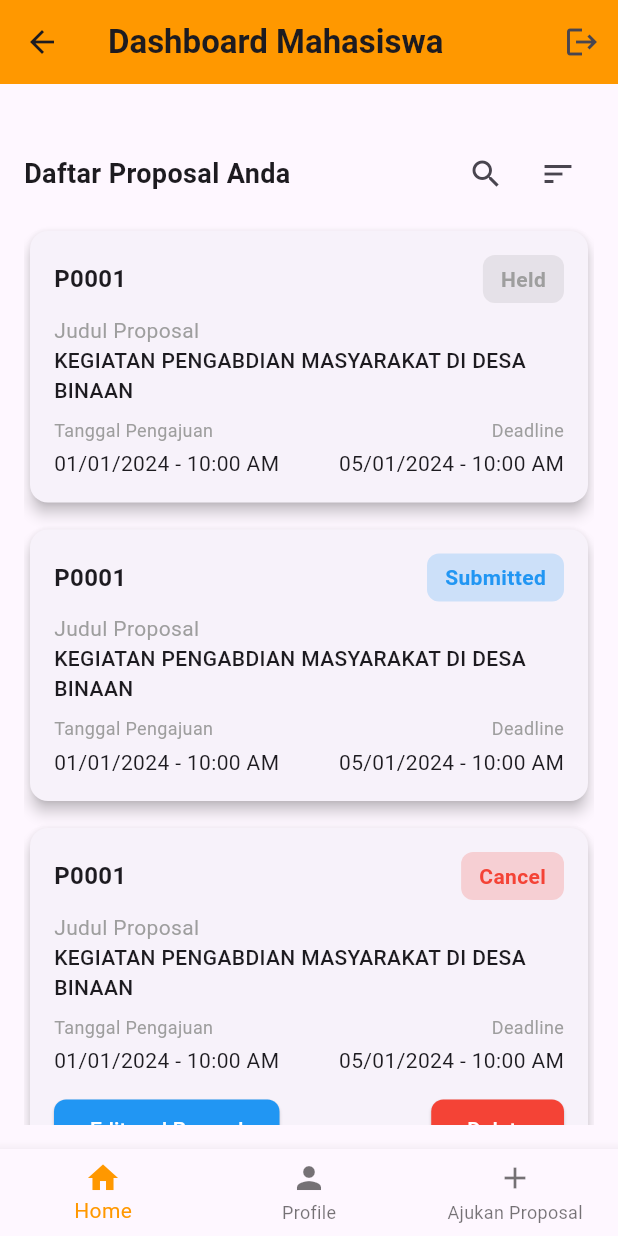
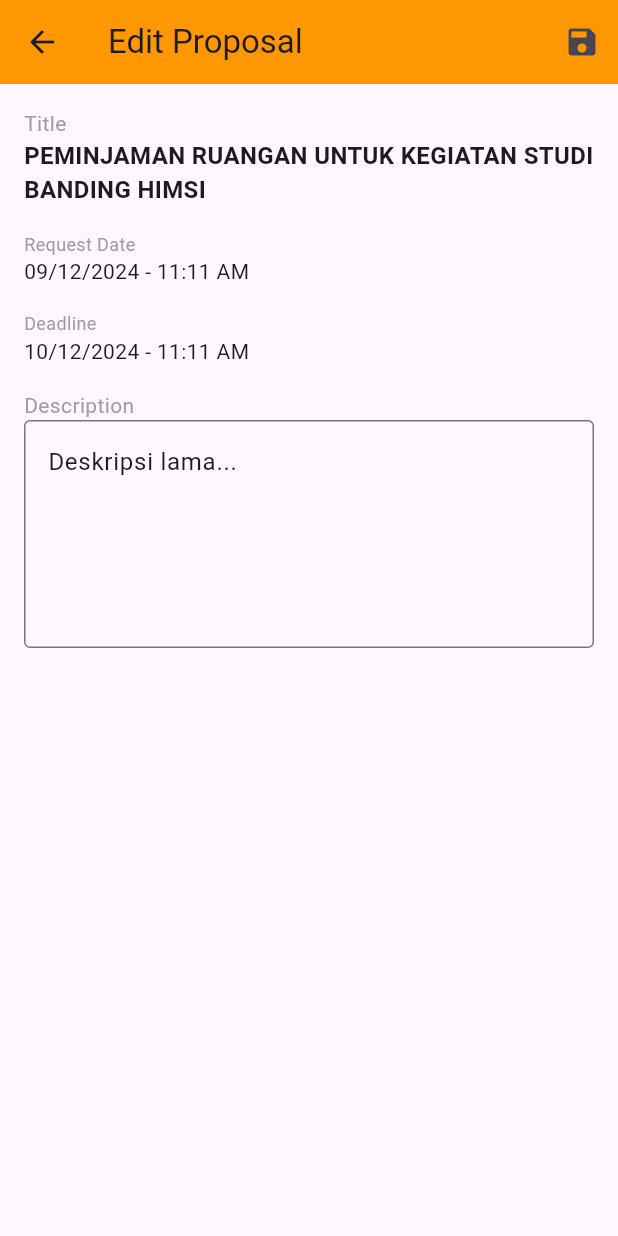
Before and after one commit to shello2k/UAS-SIS-REGULER, a Flutter app: the StudentDashboard screen opened by its route, after a tap on "Edit and Resend", on a phone screen of 412 x 824 dp. Run offline on Flutter 3.47's test engine with Material 3 defaults, Android fonts, the phone set to English and light mode, and no system bars; our stand-ins replace cloud_firestore, crystal_navigation_bar, device_preview, firebase_auth, firebase_core, font_awesome_flutter and 2 more; missing offline and left inert: art_sweetalert; accounts and stored records are empty.

Commit message:
membuat form edit menghubungkan student dashboard dengan form edit dan new request

```diff
--- /dev/null
+++ b/lib/pages/edit_of_request.dart
@@ -0,0 +1,128 @@
+import 'package:flutter/material.dart';
+
+class EditOfList extends StatefulWidget {
+  final String title;
+  final String description;
+  final String requestDate;
+  final String deadline;
+
+  const EditOfList({
+    Key? key,
+    required this.title,
+    required this.description,
+    required this.requestDate,
+    required this.deadline,
+  }) : super(key: key);
+
+  @override
+  _EditOfListState createState() => _EditOfListState();
+}
+
+class _EditOfListState extends State<EditOfList> {
+  late TextEditingController _descriptionController;
+
+  @override
+  void initState() {
+    super.initState();
+    _descriptionController = TextEditingController(text: widget.description);
+  }
+
+  @override
+  void dispose() {
+    _descriptionController.dispose();
+    super.dispose();
+  }
+
+  void _showConfirmationDialog() {
+    showDialog(
+      context: context,
+      builder: (BuildContext context) {
+        return AlertDialog(
+          title: const Text('Konfirmasi'),
+          content: const Text('Apakah proposal sudah benar?'),
+          actions: [
+            TextButton(
+              onPressed: () {
+                Navigator.of(context).pop(); // Tutup dialog
+              },
+              child: const Text('Batal'),
+            ),
+            TextButton(
+              onPressed: () {
+                // TODO: Implement logic to save changes to the proposal
+                String updatedDescription = _descriptionController.text;
+                // Simpan perubahan ke database atau state management
+                Navigator.pop(context,
+                    updatedDescription); // Kembali ke halaman sebelumnya
+              },
+              child: const Text('Kirim'),
+            ),
+          ],
+        );
+      },
+    );
+  }
+
+  @override
+  Widget build(BuildContext context) {
+    return Scaffold(
+      appBar: AppBar(
+        title: const Text('Edit Proposal'),
+        backgroundColor: Colors.orange,
+        actions: [
+          IconButton(
+            icon: const Icon(Icons.save),
+            onPressed: _showConfirmationDialog, // Panggil dialog konfirmasi
+          ),
+        ],
+      ),
+      body: Padding(
+        padding: const EdgeInsets.all(16.0),
+        child: Column(
+          crossAxisAlignment: CrossAxisAlignment.start,
+          children: [
+            const Text(
+              'Title',
+              style: TextStyle(fontSize: 14, color: Colors.grey),
+            ),
+            Text(
+              widget.title,
+              style: const TextStyle(fontSize: 16, fontWeight: FontWeight.bold),
+            ),
+            const SizedBox(height: 16),
+            const Text(
+              'Request Date',
+              style: TextStyle(fontSize: 12, color: Colors.grey),
+            ),
+            Text(
+              widget.requestDate,
+              style: const TextStyle(fontSize: 14),
+            ),
+            const SizedBox(height: 16),
+            const Text(
+              'Deadline',
+              style: TextStyle(fontSize: 12, color: Colors.grey),
+            ),
+            Text(
+              widget.deadline,
+              style: const TextStyle(fontSize: 14),
+            ),
+            const SizedBox(height: 16),
+            const Text(
+              'Description',
+              style: TextStyle(fontSize: 14, color: Colors.grey),
+            ),
+            TextField(
+              controller: _descriptionController,
+              maxLines: 5,
+              decoration: InputDecoration(
+                border: OutlineInputBorder(),
+                hintText: 'Edit your description here...',
+              ),
+            ),
+          ],
+        ),
+      ),
+    );
+  }
+}
--- a/lib/pages/student_dashboard.dart
+++ b/lib/pages/student_dashboard.dart
@@ -1,11 +1,7 @@
 import 'package:flutter/material.dart';
 import 'package:firebase_auth/firebase_auth.dart';
-/*
-import 'package:provider/provider.dart';
-import 'package:flutter_application_1/app_state.dart';
-import 'package:flutter_application_1/models/proposal.dart';
-import 'package:flutter_application_1/widgets/bottom_navbar.dart'; // masih statis
-*/
+import 'package:flutter_application_1/pages/edit_of_request.dart';
+import 'package:flutter_application_1/pages/new_request.dart';
 
 class StudentDashboard extends StatefulWidget {
   @override
@@ -24,10 +20,35 @@ class _StudentDashboardState extends State<StudentDashboard> {
     if (index == 1) {
       // Navigasi ke halaman Profile
       Navigator.pushNamed(context, '/profile');
-    } else if (index == 2) {
-      // Navigasi ke halaman Ajukan Proposal Baru
-      Navigator.pushNamed(context, '/ajukan-proposal');
     }
+  }
+
+  void _showDeleteConfirmationDialog(BuildContext context) {
+    showDialog(
+      context: context,
+      builder: (BuildContext context) {
+        return AlertDialog(
+          title: const Text('Konfirmasi Hapus'),
+          content:
+              const Text('Apakah Anda yakin ingin menghapus proposal ini?'),
+          actions: [
+            TextButton(
+              onPressed: () {
+                Navigator.of(context).pop(); // Tutup dialog
+              },
+              child: const Text('Batal'),
+            ),
+            TextButton(
+              onPressed: () {
+                // TODO: Implement logic to delete the proposal
+                Navigator.of(context).pop(); // Tutup dialog setelah menghapus
+              },
+              child: const Text('Hapus'),
+            ),
+          ],
+        );
+      },
+    );
   }
 
   @override
@@ -47,7 +68,8 @@ class _StudentDashboardState extends State<StudentDashboard> {
               Navigator.pushReplacementNamed(context, 'login');
             },
           ),
-          ]),
+        ],
+      ),
       body: Padding(
         padding: const EdgeInsets.all(16.0),
         child: Column(
@@ -109,15 +131,22 @@ class _StudentDashboardState extends State<StudentDashboard> {
             icon: Icon(Icons.person),
             label: 'Profile',
           ),
-          BottomNavigationBarItem(
-            icon: Icon(Icons.add),
-            label: 'Ajukan Proposal',
-          ),
         ],
         currentIndex: _selectedIndex,
         selectedItemColor: Colors.orange,
         onTap: _onItemTapped,
       ),
+      floatingActionButton: FloatingActionButton(
+        onPressed: () {
+          Navigator.push(
+            context,
+            MaterialPageRoute(builder: (context) => const NewRequest()),
+          );
+        },
+        child: const Icon(Icons.add),
+        backgroundColor: Colors.orange,
+      ),
+      floatingActionButtonLocation: FloatingActionButtonLocation.centerDocked,
     );
   }
 
@@ -230,7 +259,22 @@ class _StudentDashboardState extends State<StudentDashboard> {
                       ),
                     ),
                     onPressed: () {
-                      // Navigasi ke halaman edit dan resend proposal
+                      Navigator.push(
+                        context,
+                        MaterialPageRoute(
+                          builder: (context) => EditOfList(
+                            title:
+                                'PEMINJAMAN RUANGAN UNTUK KEGIATAN STUDI BANDING HIMSI',
+                            description: 'Deskripsi lama...',
+                            requestDate: '09/12/2024 - 11:11 AM',
+                            deadline: '10/12/2024 - 11:11 AM',
+                          ),
+                        ),
+                      ).then((updatedDescription) {
+                        if (updatedDescription != null) {
+                          // TODO: Update the proposal with the new description
+                        }
+                      });
                     },
                     child: const Text(
                       'Edit and Resend',
@@ -245,7 +289,8 @@ class _StudentDashboardState extends State<StudentDashboard> {
                       ),
                     ),
                     onPressed: () {
-                      // Logika untuk menghapus proposal
+                      _showDeleteConfirmationDialog(
+                          context); // Tampilkan dialog konfirmasi
                     },
                     child: const Text(
                       'Delete',
```
Lines whose indentation alone changed are shown as unchanged.
